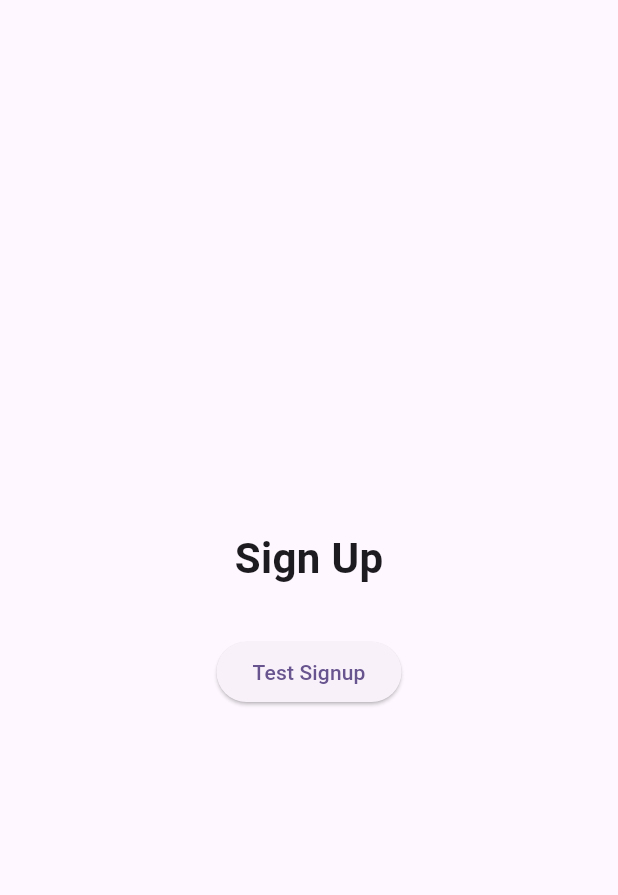
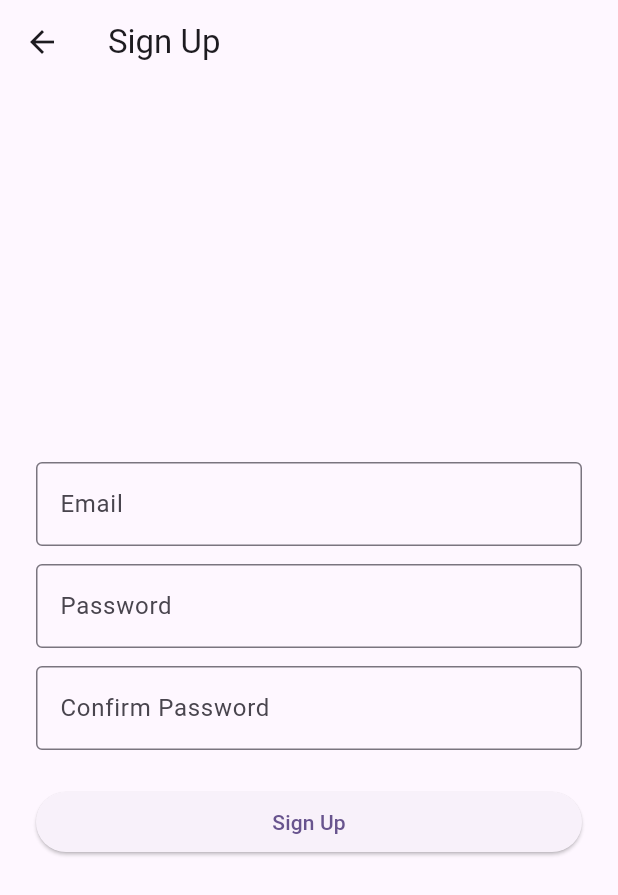
Before and after one commit to nutchakramol/trade_der, a Flutter app: the SignupScreen screen opened directly, on a phone screen of 412 x 824 dp. Shown: the top 895 px of the screen. Run offline on Flutter 3.47's test engine with Material 3 defaults, Android fonts, the phone set to English and light mode, and no system bars; our stand-ins replace cloud_firestore, firebase_auth, firebase_core, fl_chart, image_picker; accounts and stored records are empty.

Commit message:
add: real signin signup

```diff
--- a/lib/screens/auth/login_screen.dart
+++ b/lib/screens/auth/login_screen.dart
@@ -1,6 +1,7 @@
 import 'package:flutter/material.dart';
 import '../../services/auth_service.dart';
 import '../home/dashboard_screen.dart';
+import 'signup_screen.dart';
 
 class LoginScreen extends StatefulWidget {
   const LoginScreen({super.key});
@@ -10,47 +11,96 @@ class LoginScreen extends StatefulWidget {
 }
 
 class _LoginScreenState extends State<LoginScreen> {
+  final _emailController = TextEditingController();
+  final _passwordController = TextEditingController();
   String _status = '';
   bool _loading = false;
 
   Future<void> _signIn() async {
+    final email = _emailController.text.trim();
+    final password = _passwordController.text.trim();
+
+    if (email.isEmpty || password.isEmpty) {
+      setState(() => _status = 'Please enter both email and password.');
+      return;
+    }
+
     setState(() { _loading = true; _status = ''; });
     try {
-      await AuthService().signIn(email: "test@test.com", password: "test1234");
+      await AuthService().signIn(email: email, password: password);
       if (!mounted) return;
       Navigator.pushReplacement(
         context,
         MaterialPageRoute(builder: (_) => const DashboardScreen()),
       );
     } catch (e) {
-      setState(() => _status = 'ERROR: $e');
+      setState(() => _status = _friendlyError(e));
     } finally {
       if (mounted) setState(() => _loading = false);
     }
   }
 
+  String _friendlyError(Object e) {
+    final msg = e.toString();
+    if (msg.contains('user-not-found') || msg.contains('wrong-password') || msg.contains('invalid-credential')) {
+      return 'Incorrect email or password.';
+    }
+    if (msg.contains('invalid-email')) {
+      return 'Please enter a valid email address.';
+    }
+    if (msg.contains('too-many-requests')) {
+      return 'Too many attempts. Try again later.';
+    }
+    return 'Error: $msg';
+  }
+
+  @override
+  void dispose() {
+    _emailController.dispose();
+    _passwordController.dispose();
+    super.dispose();
+  }
+
   @override
   Widget build(BuildContext context) {
     return Scaffold(
-      appBar: AppBar(title: const Text('Login (Test)')),
       body: Center(
         child: Padding(
           padding: const EdgeInsets.all(24.0),
           child: Column(
-            mainAxisSize: MainAxisSize.min,
+            mainAxisAlignment: MainAxisAlignment.center,
             children: [
               const Text('Crypto Trade Sim',
-                  style: TextStyle(fontSize: 24, fontWeight: FontWeight.bold)),
+                  style: TextStyle(fontSize: 28, fontWeight: FontWeight.bold)),
+              const SizedBox(height: 32),
+              TextField(
+                controller: _emailController,
+                keyboardType: TextInputType.emailAddress,
+                decoration: const InputDecoration(labelText: 'Email', border: OutlineInputBorder()),
+              ),
+              const SizedBox(height: 12),
+              TextField(
+                controller: _passwordController,
+                obscureText: true,
+                decoration: const InputDecoration(labelText: 'Password', border: OutlineInputBorder()),
+              ),
               const SizedBox(height: 24),
               _loading
                   ? const CircularProgressIndicator()
-                  : ElevatedButton(
-                      onPressed: _signIn,
-                      child: const Text('Sign In (test@test.com)'),
+                  : SizedBox(
+                      width: double.infinity,
+                      child: ElevatedButton(onPressed: _signIn, child: const Text('Log In')),
                     ),
-              const SizedBox(height: 16),
-              if (_status.isNotEmpty)
-                Text(_status, style: const TextStyle(color: Colors.red)),
+              const SizedBox(height: 12),
+              TextButton(
+                onPressed: () => Navigator.push(
+                    context, MaterialPageRoute(builder: (_) => const SignupScreen())),
+                child: const Text("Don't have an account? Sign up"),
+              ),
+              if (_status.isNotEmpty) ...[
+                const SizedBox(height: 12),
+                Text(_status, style: const TextStyle(color: Colors.red), textAlign: TextAlign.center),
+              ],
             ],
           ),
         ),
--- a/lib/screens/auth/signup_screen.dart
+++ b/lib/screens/auth/signup_screen.dart
@@ -1,30 +1,113 @@
 import 'package:flutter/material.dart';
 import '../../services/auth_service.dart';
+import '../home/dashboard_screen.dart';
 
-class SignupScreen extends StatelessWidget {
+class SignupScreen extends StatefulWidget {
   const SignupScreen({super.key});
+
+  @override
+  State<SignupScreen> createState() => _SignupScreenState();
+}
+
+class _SignupScreenState extends State<SignupScreen> {
+  final _emailController = TextEditingController();
+  final _passwordController = TextEditingController();
+  final _confirmController = TextEditingController();
+  String _status = '';
+  bool _loading = false;
+
+  Future<void> _signUp() async {
+    final email = _emailController.text.trim();
+    final password = _passwordController.text.trim();
+    final confirm = _confirmController.text.trim();
+
+    if (email.isEmpty || password.isEmpty) {
+      setState(() => _status = 'Please fill in all fields.');
+      return;
+    }
+    if (password.length < 6) {
+      setState(() => _status = 'Password must be at least 6 characters.');
+      return;
+    }
+    if (password != confirm) {
+      setState(() => _status = 'Passwords do not match.');
+      return;
+    }
+
+    setState(() { _loading = true; _status = ''; });
+    try {
+      await AuthService().signUp(email: email, password: password);
+      if (!mounted) return;
+      Navigator.pushReplacement(
+        context,
+        MaterialPageRoute(builder: (_) => const DashboardScreen()),
+      );
+    } catch (e) {
+      setState(() => _status = _friendlyError(e));
+    } finally {
+      if (mounted) setState(() => _loading = false);
+    }
+  }
+
+  String _friendlyError(Object e) {
+    final msg = e.toString();
+    if (msg.contains('email-already-in-use')) {
+      return 'An account already exists with this email.';
+    }
+    if (msg.contains('invalid-email')) {
+      return 'Please enter a valid email address.';
+    }
+    if (msg.contains('weak-password')) {
+      return 'Password is too weak.';
+    }
+    return 'Error: $msg';
+  }
+
+  @override
+  void dispose() {
+    _emailController.dispose();
+    _passwordController.dispose();
+    _confirmController.dispose();
+    super.dispose();
+  }
 
   @override
   Widget build(BuildContext context) {
     return Scaffold(
-      body: Center(
+      appBar: AppBar(title: const Text('Sign Up')),
+      body: Padding(
+        padding: const EdgeInsets.all(24.0),
         child: Column(
-          mainAxisSize: MainAxisSize.min,
+          mainAxisAlignment: MainAxisAlignment.center,
           children: [
-            const Text(
-              'Sign Up',
-              style: TextStyle(fontSize: 28, fontWeight: FontWeight.bold),
+            TextField(
+              controller: _emailController,
+              keyboardType: TextInputType.emailAddress,
+              decoration: const InputDecoration(labelText: 'Email', border: OutlineInputBorder()),
             ),
-            const SizedBox(height: 32),
-            ElevatedButton(
-              onPressed: () {
-                AuthService()
-                    .signUp(email: "test@test.com", password: "test1234")
-                    .then((_) => print("Signup worked!"))
-                    .catchError((e) => print("Error: $e"));
-              },
-              child: const Text('Test Signup'),
+            const SizedBox(height: 12),
+            TextField(
+              controller: _passwordController,
+              obscureText: true,
+              decoration: const InputDecoration(labelText: 'Password', border: OutlineInputBorder()),
             ),
+            const SizedBox(height: 12),
+            TextField(
+              controller: _confirmController,
+              obscureText: true,
+              decoration: const InputDecoration(labelText: 'Confirm Password', border: OutlineInputBorder()),
+            ),
+            const SizedBox(height: 24),
+            _loading
+                ? const CircularProgressIndicator()
+                : SizedBox(
+                    width: double.infinity,
+                    child: ElevatedButton(onPressed: _signUp, child: const Text('Sign Up')),
+                  ),
+            if (_status.isNotEmpty) ...[
+              const SizedBox(height: 12),
+              Text(_status, style: const TextStyle(color: Colors.red), textAlign: TextAlign.center),
+            ],
           ],
         ),
       ),
```
